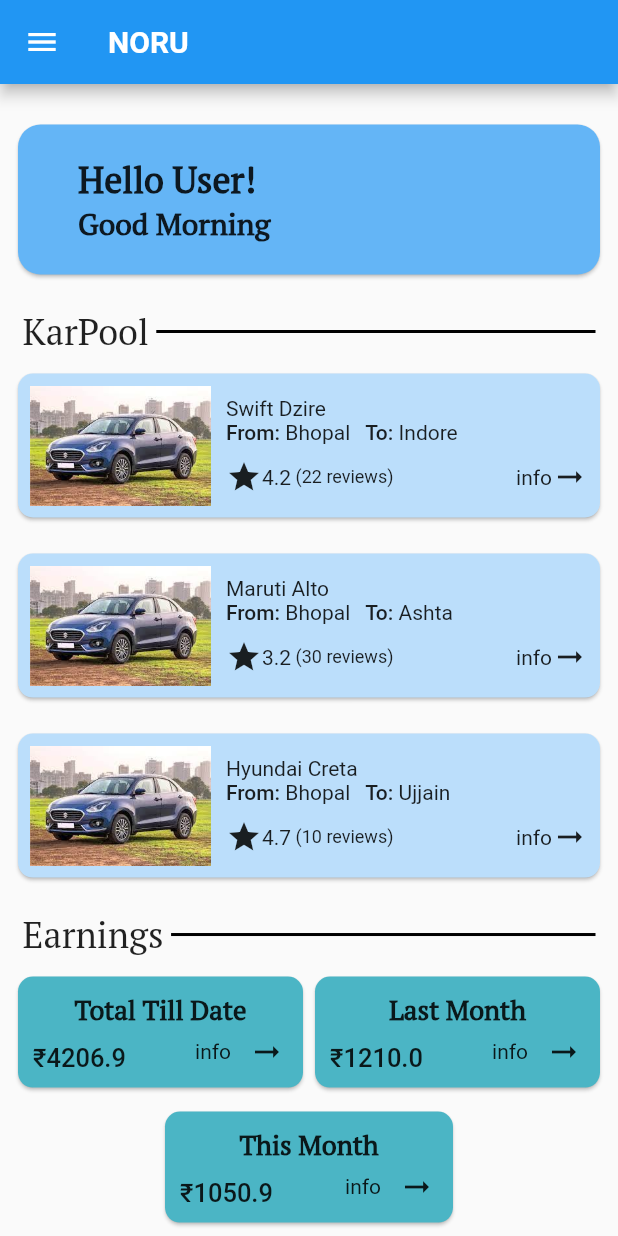
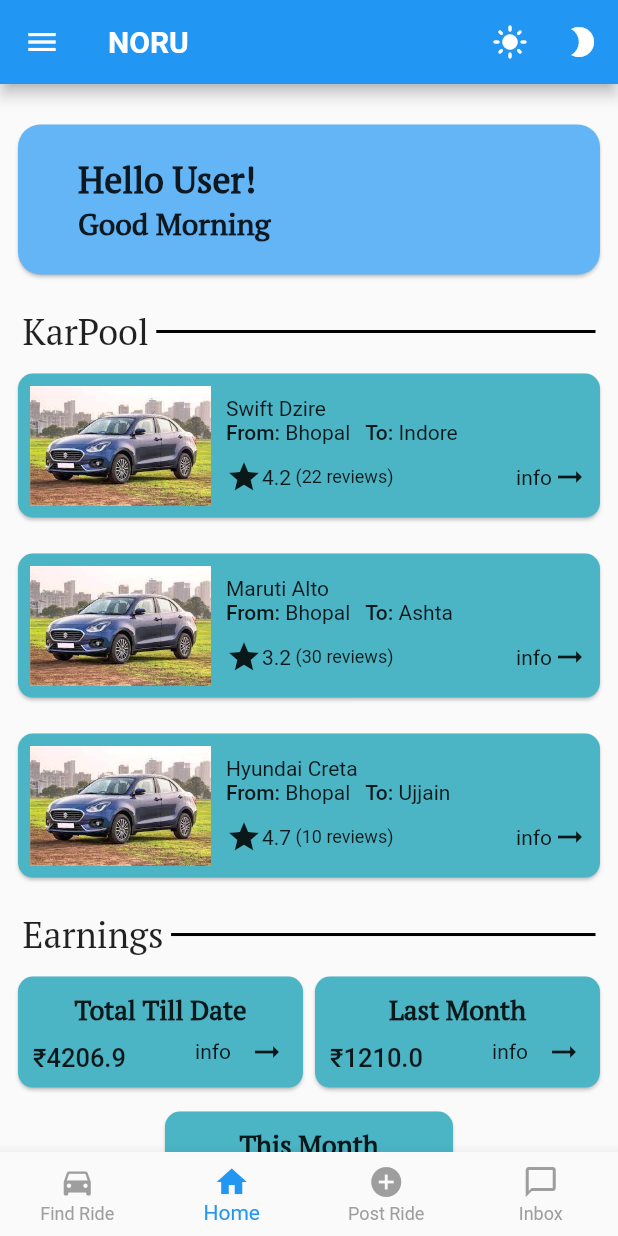
Before and after one commit to Dreanit/Noru, a Flutter app: the DashBoard screen opened directly, on a phone screen of 412 x 824 dp. Run offline on Flutter 3.47's test engine with Material 2 defaults, Android fonts, the phone set to English and light mode, and no system bars; our stand-ins replace firebase_auth, firebase_core, get, get_storage; accounts and stored records are empty.

Commit message:
bottomNav added

```diff
--- a/lib/UI/dashboard.dart
+++ b/lib/UI/dashboard.dart
@@ -1,10 +1,10 @@
 import 'package:flutter/material.dart';
-import 'package:noru/helpers/harcodedData/myvehicles.dart';
-import 'package:noru/helpers/harcodedData/nearbycarsdata.dart';
-
+import 'package:noru/UI/dashboardScreens/homescreen.dart';
+import 'package:noru/UI/dashboardScreens/shareride/shareridescreen.dart';
+import 'package:get/get.dart';
 import '../Widgets/customdrawer.dart';
 import '../helpers/models/nearbycarsmodel.dart';
-import 'drawer/My Vehicles/View/myvehicles.dart';
+import 'dashboardScreens/inboxscreen.dart';
 
 class DashBoard extends StatefulWidget {
   const DashBoard({Key? key}) : super(key: key);
@@ -14,149 +14,66 @@ class DashBoard extends StatefulWidget {
 }
 
 class _DashBoardState extends State<DashBoard> {
-
-  timeOfDay() {
-    var hr = DateTime.now().hour;
-    // before 12:00 pm
-    if (hr < 12) {
-      return 'Good Morning';
-    }
-    // before 5:00 pm
-    if (hr < 17) {
-      return 'Good Afternoon';
-    }
-    return 'Good Evening';
+  void _onItemTapped(int? selectedIndex) {
+//    if (selectedIndex == 2) {
+//      return;
+//    } else
+    setState(() {
+      _pageController!.jumpToPage(selectedIndex!);
+    });
   }
 
+  PageController? _pageController;
+  int? _selectedIndex = 1;
 
-  String totalTillDate = 'Total Till Date';
-  double totalTillDateAmount = 4206.9;
-  String lastMonth = 'Last Month';
-  double lastMonthAmount = 1210;
-  String thisMonth = 'This Month';
-  double thisMonthAmount = 1050.9;
+  void _onPageChanged(int index) {
+    setState(() {
+      _selectedIndex = index;
+    });
+  }
+
+  static List<Widget> _screens = <Widget>[
+    ShareRide(),
+    HomeScreen(),
+    InboxScreen(),
+    InboxScreen()
+  ];
+  @override
+  void initState() {
+    // TODO: implement initState
+    super.initState();
+    _pageController = PageController(initialPage: _selectedIndex!);
+  }
+
   @override
   Widget build(BuildContext context) {
     return Scaffold(
-      drawer: CustomDrawer(),
-      appBar: AppBar(
-        title: const Text(
-          "NORU",
-          style: TextStyle(fontWeight: FontWeight.bold),
+        bottomNavigationBar: BottomNavigationBar(
+          currentIndex: _selectedIndex!,
+          type: BottomNavigationBarType.fixed, // Fixed
+          selectedItemColor: Colors.blue,
+          unselectedItemColor: Colors.grey,
+          items: const [
+            BottomNavigationBarItem(
+                label: 'Find Ride',
+                icon: Icon(IconData(0xe1d7, fontFamily: 'MaterialIcons'))),
+            BottomNavigationBarItem(label: 'Home', icon: Icon(Icons.home)),
+            BottomNavigationBarItem(
+                label: 'Post Ride', icon: Icon(Icons.add_circle)),
+            BottomNavigationBarItem(
+                label: 'Inbox', icon: Icon(Icons.chat_bubble_outline)),
+          ],
+          onTap: (int ind) {
+            _onItemTapped(ind);
+            _selectedIndex = ind;
+          },
+          // type: BottomNavigationBarType.fixed,
         ),
-      ),
-      body: SingleChildScrollView(
-        child: Column(
-          children: [
-            SizedBox(
-              height: 15,
-            ),
-            Padding(
-              padding: const EdgeInsets.all(8.0),
-              child: Card(
-                shape: RoundedRectangleBorder(
-                    borderRadius: BorderRadius.circular(15)),
-                color: Colors.blue.shade300,
-                child: SizedBox(
-                  height: 100,
-                  width: MediaQuery.of(context).size.width / 1.05,
-                  child: Padding(
-                    padding: EdgeInsets.symmetric(horizontal: 40.0),
-                    child: Column(
-                      crossAxisAlignment: CrossAxisAlignment.start,
-                      mainAxisAlignment: MainAxisAlignment.center,
-                      children: [
-                        Text(
-                          'Hello User!',
-                          style: TextStyle(
-                              fontSize: 24,
-                              fontWeight: FontWeight.bold,
-                              fontFamily: "PT Serif"),
-                        ),
-                        Text(
-                          "${timeOfDay()}",
-                          style: TextStyle(
-                              fontSize: 20,
-                              fontWeight: FontWeight.bold,
-                              fontFamily: "PT Serif"),
-                        ),
-                      ],
-                    ),
-                  ),
-                ),
-              ),
-            ),
-            SizedBox(
-              height: 10,
-            ),
-            HeadingWithDivider(headingTitle: 'KarPool'),
-            ListView.builder(
-              physics: NeverScrollableScrollPhysics(),
-              itemCount: 3,
-              shrinkWrap: true,
-              itemBuilder: (context, index) {
-                return NearByCarCard(
-                  data: nearByCarData[index],
-                );
-              },
-            ),
-            SizedBox(
-              height: 10,
-            ),
-            HeadingWithDivider(headingTitle: 'Earnings'),
-            Padding(
-              padding: const EdgeInsets.all(8.0),
-              child: Row(
-                children: [
-                  Expanded(
-                    child: EarningAmountWidget(
-                      titleString: totalTillDate,
-                      amount: totalTillDateAmount,
-                      onPressed: () {},
-                    ),
-                  ),
-                  Expanded(
-                    child: EarningAmountWidget(
-                      titleString: lastMonth,
-                      amount: lastMonthAmount,
-                      onPressed: () {},
-                    ),
-                  ),
-                ],
-              ),
-            ),
-            SizedBox(
-              width: 200,
-              child: EarningAmountWidget(
-                titleString: thisMonth,
-                amount: thisMonthAmount,
-                onPressed: () {},
-              ),
-            ),
-            HeadingWithDivider(headingTitle: 'Vehicle List'),
-            Padding(
-              padding: const EdgeInsets.only(left: 20, top: 10),
-              child: SizedBox(
-                height: 100,
-                child: ListView.builder(
-                  scrollDirection: Axis.horizontal,
-                  itemCount: myVehicleDataList.length,
-                  itemBuilder: (context, index) {
-                    return VehicleDetailCard(
-                        vehicleName: myVehicleDataList[index].name,
-                        vehicleNumber: myVehicleDataList[index].plateNumber,
-                        vehicleType: myVehicleDataList[index].type);
-                  },
-                ),
-              ),
-            ),
-            SizedBox(
-              height: 20,
-            )
-          ],
-        ),
-      ),
-    );
+        body: PageView(
+            children: _screens,
+            controller: _pageController,
+            onPageChanged: _onPageChanged,
+            physics: NeverScrollableScrollPhysics()));
   }
 }
 
@@ -170,7 +87,7 @@ class NearByCarCard extends StatelessWidget {
       padding: const EdgeInsets.all(8.0),
       child: Card(
         shape: RoundedRectangleBorder(borderRadius: BorderRadius.circular(10)),
-        color: Colors.blue.shade100,
+        color: Theme.of(context).primaryColor,
         child: Padding(
           padding: const EdgeInsets.all(8.0),
           child: Row(
--- /dev/null
+++ b/lib/UI/dashboardScreens/homescreen.dart
@@ -0,0 +1,174 @@
+import 'package:flutter/material.dart';
+
+import '../../Widgets/customdrawer.dart';
+import '../../helpers/harcodedData/myvehicles.dart';
+import '../../helpers/harcodedData/nearbycarsdata.dart';
+import '../dashboard.dart';
+import 'package:get/get.dart';
+
+class HomeScreen extends StatefulWidget {
+  const HomeScreen({Key? key}) : super(key: key);
+
+  @override
+  State<HomeScreen> createState() => _HomeScreenState();
+}
+
+class _HomeScreenState extends State<HomeScreen> {
+  String totalTillDate = 'Total Till Date';
+  double totalTillDateAmount = 4206.9;
+  String lastMonth = 'Last Month';
+  double lastMonthAmount = 1210;
+  String thisMonth = 'This Month';
+  double thisMonthAmount = 1050.9;
+  timeOfDay() {
+    var hr = DateTime.now().hour;
+    // before 12:00 pm
+    if (hr < 12) {
+      return 'Good Morning';
+    }
+    // before 5:00 pm
+    if (hr < 17) {
+      return 'Good Afternoon';
+    }
+    return 'Good Evening';
+  }
+  @override
+  Widget build(BuildContext context) {
+    return Scaffold(
+      drawer: CustomDrawer(),
+      appBar: AppBar(
+        title: const Text(
+          "NORU",
+          style: TextStyle(fontWeight: FontWeight.bold),
+        ),
+        actions: [
+          IconButton(
+              icon: Icon(
+                Icons.light_mode,
+              ),
+              onPressed: () {
+                Get.changeTheme(ThemeData.light());
+              }),
+          IconButton(
+              icon: Icon(
+                Icons.brightness_2,
+              ),
+              onPressed: () {
+                Get.changeTheme(ThemeData.dark());
+              }),
+        ],
+      ),
+      body: SingleChildScrollView(
+        child: Column(
+          children: [
+            SizedBox(
+              height: 15,
+            ),
+            Padding(
+              padding: const EdgeInsets.all(8.0),
+              child: Card(
+                shape: RoundedRectangleBorder(
+                    borderRadius: BorderRadius.circular(15)),
+                color: Colors.blue.shade300,
+                child: SizedBox(
+                  height: 100,
+                  width: MediaQuery.of(context).size.width / 1.05,
+                  child: Padding(
+                    padding: EdgeInsets.symmetric(horizontal: 40.0),
+                    child: Column(
+                      crossAxisAlignment: CrossAxisAlignment.start,
+                      mainAxisAlignment: MainAxisAlignment.center,
+                      children: [
+                        Text(
+                          'Hello User!',
+                          style: TextStyle(
+                              fontSize: 24,
+                              fontWeight: FontWeight.bold,
+                              fontFamily: "PT Serif"),
+                        ),
+                        Text(
+                          "${timeOfDay()}",
+                          style: TextStyle(
+                              fontSize: 20,
+                              fontWeight: FontWeight.bold,
+                              fontFamily: "PT Serif"),
+                        ),
+                      ],
+                    ),
+                  ),
+                ),
+              ),
+            ),
+            SizedBox(
+              height: 10,
+            ),
+            HeadingWithDivider(headingTitle: 'KarPool'),
+            ListView.builder(
+              physics: NeverScrollableScrollPhysics(),
+              itemCount: 3,
+              shrinkWrap: true,
+              itemBuilder: (context, index) {
+                return NearByCarCard(
+                  data: nearByCarData[index],
+                );
+              },
+            ),
+            SizedBox(
+              height: 10,
+            ),
+            HeadingWithDivider(headingTitle: 'Earnings'),
+            Padding(
+              padding: const EdgeInsets.all(8.0),
+              child: Row(
+                children: [
+                  Expanded(
+                    child: EarningAmountWidget(
+                      titleString: totalTillDate,
+                      amount: totalTillDateAmount,
+                      onPressed: () {},
+                    ),
+                  ),
+                  Expanded(
+                    child: EarningAmountWidget(
+                      titleString: lastMonth,
+                      amount: lastMonthAmount,
+                      onPressed: () {},
+                    ),
+                  ),
+                ],
+              ),
+            ),
+            SizedBox(
+              width: 200,
+              child: EarningAmountWidget(
+                titleString: thisMonth,
+                amount: thisMonthAmount,
+                onPressed: () {},
+              ),
+            ),
+            HeadingWithDivider(headingTitle: 'Vehicle List'),
+            Padding(
+              padding: const EdgeInsets.only(left: 20, top: 10),
+              child: SizedBox(
+                height: 100,
+                child: ListView.builder(
+                  scrollDirection: Axis.horizontal,
+                  itemCount: myVehicleDataList.length,
+                  itemBuilder: (context, index) {
+                    return VehicleDetailCard(
+                        vehicleName: myVehicleDataList[index].name,
+                        vehicleNumber: myVehicleDataList[index].plateNumber,
+                        vehicleType: myVehicleDataList[index].type);
+                  },
+                ),
+              ),
+            ),
+            SizedBox(
+              height: 20,
+            )
+          ],
+        ),
+      ),
+    );
+  }
+}
--- a/lib/UI/loginscreen.dart
+++ b/lib/UI/loginscreen.dart
@@ -174,7 +174,7 @@ class _LoginScreenState extends State<LoginScreen> {
                                 height: 40,
                                 child: const Center(
                                   child: Text(
-                                    "Sign Up",
+                                    "Log In",
                                     style: TextStyle(
                                       color: Colors.white,
                                       fontSize: 18,
--- a/lib/main.dart
+++ b/lib/main.dart
@@ -18,7 +18,13 @@ class MyApp extends StatelessWidget {
   Widget build(BuildContext context) {
     return GetMaterialApp(
       debugShowCheckedModeBanner: false,
-
+      // darkTheme: ThemeData(
+      //   brightness: Brightness.dark,
+      //   primaryColor: Color(0xff4bb5c5),
+      //   primarySwatch: Colors.blue,
+      //   /* dark theme settings */
+      // ),
+      // themeMode: ThemeMode.dark,
       title: 'Flutter Demo',
       theme: ThemeData(
           // This is the theme of your application.
@@ -30,9 +36,10 @@ class MyApp extends StatelessWidget {
           // or simply save your changes to "hot reload" in a Flutter IDE).
           // Notice that the counter didn't reset back to zero; the application
           // is not restarted.
+
           primarySwatch: Colors.blue,
           primaryColor: Color(0xff4bb5c5)),
-      home: const LoginScreen(),
+      home: const DashBoard(),
     );
   }
 }
--- a/pubspec.yaml
+++ b/pubspec.yaml
@@ -50,6 +50,7 @@ dev_dependencies:
   firebase_analytics: ^9.3.0
   get:
   get_storage:
+  flutter_datetime_picker: ^1.5.1
 #  cloud_firestore: ^3.4.2
 
 # For information on the generic Dart part of this file, see the
```
Also changed, not shown: lib/UI/dashboardScreens/inboxscreen.dart (added, +17 -0 lines), lib/UI/dashboardScreens/shareride/leavingfromscreen.dart (added, +24 -0 lines), lib/UI/dashboardScreens/shareride/shareridescreen.dart (added, +168 -0 lines), assets/findRideImage.jpg (added), assets/findRideScreenImage.jpg (added), assets/image1.jpg (added), pubspec.lock.
